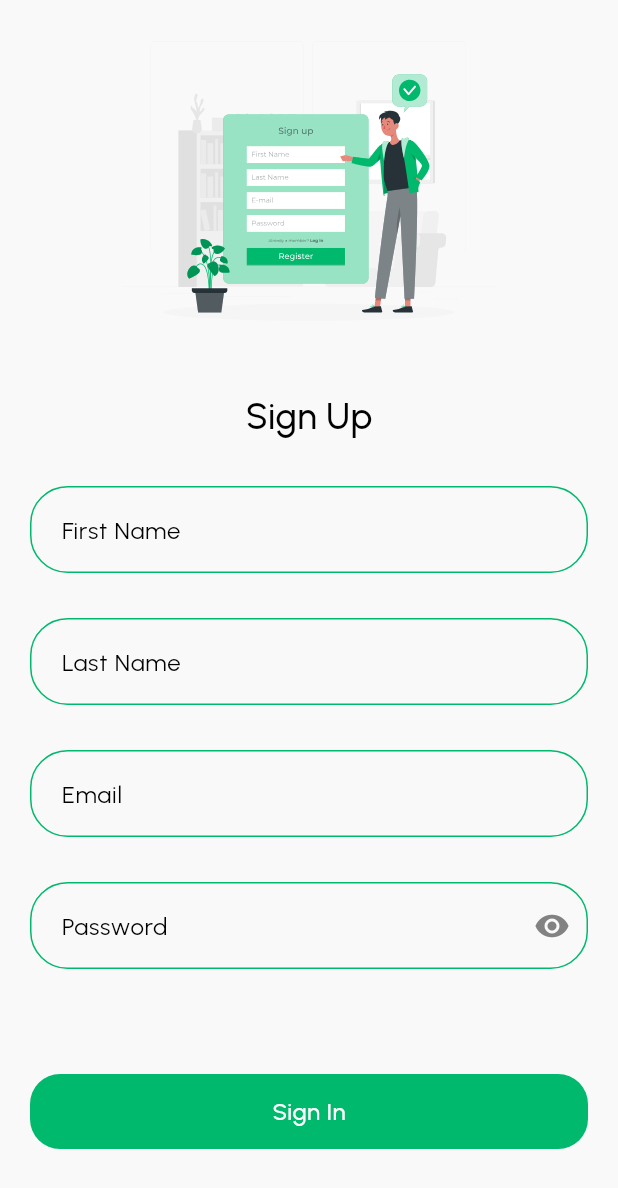
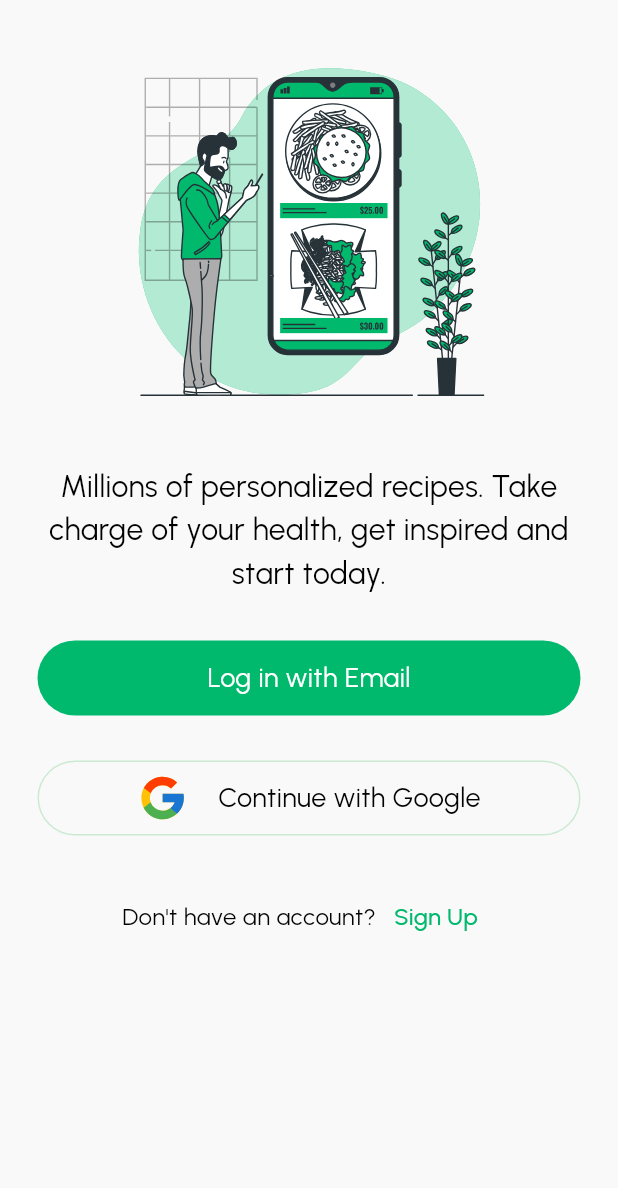
Before and after one commit to samrasugu/nutrimate, a Flutter app: the screen it shows after launch, on a phone screen of 412 x 824 dp. Shown: the top 1188 px of the screen. Run offline on Flutter 3.47's test engine with Material 3 defaults, Android fonts, the phone set to English and light mode, and no system bars; our stand-ins replace flutter_svg.

Commit message:
feat: select onboarding page

```diff
--- a/lib/domain/core/value_objects/app_strings.dart
+++ b/lib/domain/core/value_objects/app_strings.dart
@@ -1,3 +1,10 @@
+// select onboarding
+const String selectOnboardingText =
+    'Millions of personalized recipes. Take charge of your health, get inspired and start today.';
+const String logInWithEmailText = 'Log in with Email';
+const String continueWithGoogleText = 'Continue with Google';
+const String dontHaveAnAccountText = 'Don\'t have an account?';
+
 // sign in
 const String signInText = 'Sign In';
 const String emailString = 'Email';
--- a/lib/domain/core/value_objects/asset_strings.dart
+++ b/lib/domain/core/value_objects/asset_strings.dart
@@ -1,2 +1,5 @@
 const String loginEmailSvgPath = 'assets/images/sign_in_email.svg';
 const String signUpSvgPath = 'assets/images/sign_up.svg';
+
+const String selectOnboardingSvgPath = 'assets/images/select_onboarding.svg';
+const String googleIconSvgPath = 'assets/icons/google_icon.svg';
--- a/lib/main.dart
+++ b/lib/main.dart
@@ -1,6 +1,7 @@
 import 'package:flutter/material.dart';
 import 'package:nutrimate/presentation/core/theme/theme.dart';
-import 'package:nutrimate/presentation/onboarding/signup/pages/sign_up_page.dart';
+import 'package:nutrimate/presentation/onboarding/select_onboarding/pages/select_onboarding_page.dart';
+import 'package:nutrimate/presentation/router/router_generator.dart';
 
 void main() {
   runApp(const MyApp());
@@ -15,7 +16,8 @@ class MyApp extends StatelessWidget {
       title: 'NutriMate',
       debugShowCheckedModeBanner: false,
       theme: AppTheme.getTheme(),
-      home: const SignUpPage(),
+      onGenerateRoute: RouteGenerator.generateRoute,
+      home: const SelectOnboardingPage(),
     );
   }
 }
--- a/lib/presentation/global/text_themes.dart
+++ b/lib/presentation/global/text_themes.dart
@@ -186,6 +186,11 @@ TextStyle veryBoldSize18Text([Color? color]) => TextStyle(
       color: color,
       fontSize: 18,
     );
+TextStyle normalSize18Text([Color? color]) => TextStyle(
+      fontWeight: FontWeight.w400,
+      color: color,
+      fontSize: 18,
+    );
 
 //size17
 TextStyle veryBoldSize17Text([Color? color]) => TextStyle(
--- a/lib/presentation/onboarding/login/pages/login_page.dart
+++ b/lib/presentation/onboarding/login/pages/login_page.dart
@@ -28,7 +28,7 @@ class _LoginPageState extends State<LoginPage> {
       backgroundColor: AppColors.backgroundColor,
       body: SafeArea(
         child: Padding(
-          padding: const EdgeInsets.symmetric(horizontal: 20.0),
+          padding: const EdgeInsets.symmetric(horizontal: 25.0),
           child: SingleChildScrollView(
             child: Column(
               children: <Widget>[
--- /dev/null
+++ b/lib/presentation/onboarding/select_onboarding/pages/select_onboarding_page.dart
@@ -0,0 +1,101 @@
+import 'package:flutter/material.dart';
+import 'package:flutter_svg/flutter_svg.dart';
+import 'package:nutrimate/domain/core/value_objects/app_strings.dart';
+import 'package:nutrimate/domain/core/value_objects/asset_strings.dart';
+import 'package:nutrimate/presentation/core/theme/theme.dart';
+import 'package:nutrimate/presentation/core/widgets/custom_button.dart';
+import 'package:nutrimate/presentation/global/spaces.dart';
+import 'package:nutrimate/presentation/global/text_themes.dart';
+import 'package:nutrimate/presentation/router/routes.dart';
+
+class SelectOnboardingPage extends StatelessWidget {
+  const SelectOnboardingPage({super.key});
+
+  @override
+  Widget build(BuildContext context) {
+    return Scaffold(
+      backgroundColor: AppColors.backgroundColor,
+      body: SafeArea(
+        child: Padding(
+          padding: const EdgeInsets.symmetric(horizontal: 25.0),
+          child: SingleChildScrollView(
+            child: Column(
+              children: <Widget>[
+                largeVerticalSizedBox,
+                Center(
+                  child: SvgPicture.asset(
+                    selectOnboardingSvgPath,
+                    height: 250,
+                    width: 250,
+                  ),
+                ),
+                largeVerticalSizedBox,
+                Text(
+                  textAlign: TextAlign.center,
+                  selectOnboardingText,
+                  style: normalSize20Text(AppColors.blackColor),
+                ),
+                largeVerticalSizedBox,
+                SizedBox(
+                  height: 50,
+                  width: double.infinity,
+                  child: CustomButton(
+                    fillColor: AppColors.primaryColor,
+                    onPressed: () {},
+                    customBorderRadius: 25,
+                    text: logInWithEmailText,
+                    textStyle: normalSize18Text(AppColors.whiteColor),
+                  ),
+                ),
+                largeVerticalSizedBox,
+                SizedBox(
+                  height: 50,
+                  width: double.infinity,
+                  child: CustomButton(
+                    borderColor: AppColors.primaryColorLite,
+                    onPressed: () {},
+                    customBorderRadius: 25,
+                    customChild: Row(
+                      mainAxisAlignment: MainAxisAlignment.center,
+                      children: <Widget>[
+                        SvgPicture.asset(
+                          googleIconSvgPath,
+                          height: 34,
+                          width: 34,
+                        ),
+                        mediumHorizontalSizedBox,
+                        Text(
+                          continueWithGoogleText,
+                          style: normalSize18Text(AppColors.blackColor),
+                        ),
+                      ],
+                    ),
+                  ),
+                ),
+                largeVerticalSizedBox,
+                Row(
+                  mainAxisAlignment: MainAxisAlignment.center,
+                  children: <Widget>[
+                    Text(
+                      dontHaveAnAccountText,
+                      style: normalSize16Text(AppColors.blackColor),
+                    ),
+                    TextButton(
+                      onPressed: () {
+                        Navigator.of(context).pushNamed(Routes.signup);
+                      },
+                      child: Text(
+                        signUpText,
+                        style: boldSize16Text(AppColors.primaryColor),
+                      ),
+                    ),
+                  ],
+                ),
+              ],
+            ),
+          ),
+        ),
+      ),
+    );
+  }
+}
--- a/lib/presentation/onboarding/signup/pages/sign_up_page.dart
+++ b/lib/presentation/onboarding/signup/pages/sign_up_page.dart
@@ -30,7 +30,7 @@ class _SignUpPageState extends State<SignUpPage> {
       backgroundColor: AppColors.backgroundColor,
       body: SafeArea(
         child: Padding(
-          padding: const EdgeInsets.symmetric(horizontal: 20.0),
+          padding: const EdgeInsets.symmetric(horizontal: 25.0),
           child: SingleChildScrollView(
             child: Column(
               children: <Widget>[
--- a/lib/presentation/router/router_generator.dart
+++ b/lib/presentation/router/router_generator.dart
@@ -1,6 +1,7 @@
 import 'package:flutter/material.dart';
 import 'package:nutrimate/presentation/home/pages/home_page.dart';
 import 'package:nutrimate/presentation/onboarding/login/pages/login_page.dart';
+import 'package:nutrimate/presentation/onboarding/select_onboarding/pages/select_onboarding_page.dart';
 import 'package:nutrimate/presentation/onboarding/signup/pages/sign_up_page.dart';
 import 'package:nutrimate/presentation/router/routes.dart';
 
@@ -19,6 +20,11 @@ class RouteGenerator {
           builder: (_) => const SignUpPage(),
           settings: const RouteSettings(name: 'SignUp Page'),
         );
+      case Routes.selectOnboarding:
+        return MaterialPageRoute<SelectOnboardingPage>(
+          builder: (_) => const SelectOnboardingPage(),
+          settings: const RouteSettings(name: 'Select Onboarding Page'),
+        );
       default:
         return MaterialPageRoute<LoginPage>(
           builder: (_) => const LoginPage(),
--- a/lib/presentation/router/routes.dart
+++ b/lib/presentation/router/routes.dart
@@ -1,9 +1,10 @@
 class Routes {
+  // onboarding
   static const String login = '/login';
   static const String signup = '/register';
+  static const String selectOnboarding = '/selectOnboarding';
 
   static const String home = '/home';
   static const String profile = '/profile';
   static const String settings = '/settings';
-  static const String notFound = '/not-found';
 }
--- a/pubspec.yaml
+++ b/pubspec.yaml
@@ -12,6 +12,7 @@ dependencies:
     sdk: flutter
   flutter_svg: ^2.0.10+1
   google_fonts: ^6.2.1
+  smooth_page_indicator: ^1.1.0
 
 dev_dependencies:
   flutter_lints: ^3.0.0
```
Also changed, not shown: assets/icons/google_icon.svg (added), assets/images/select_onboarding.svg (added), pubspec.lock.
